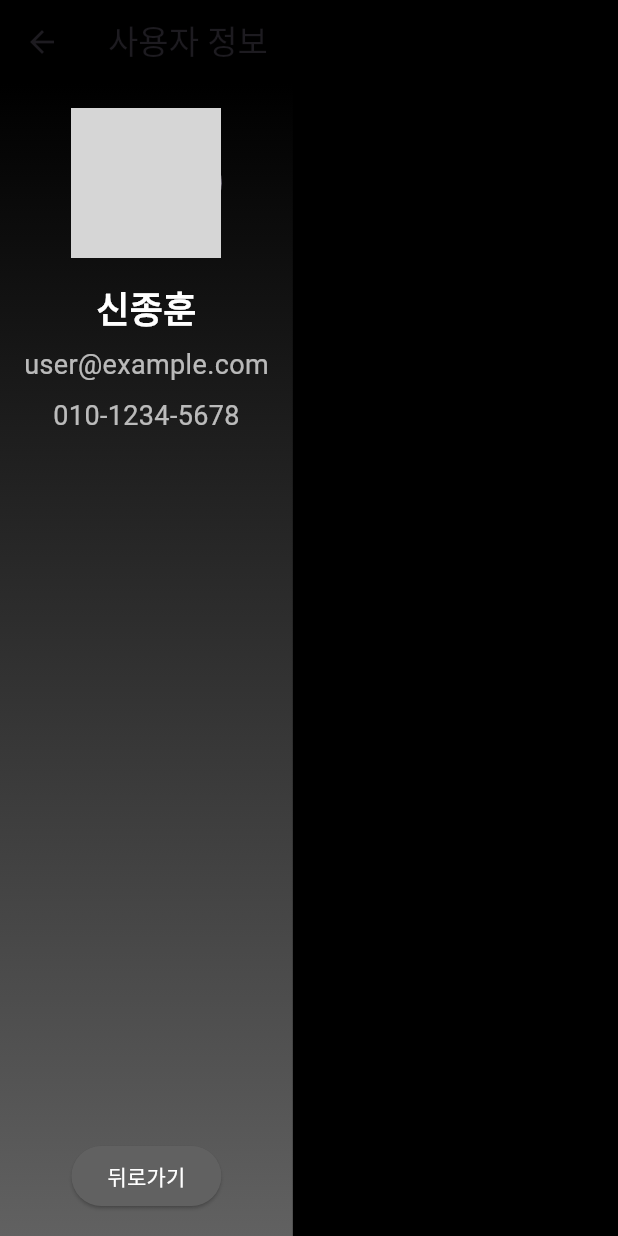
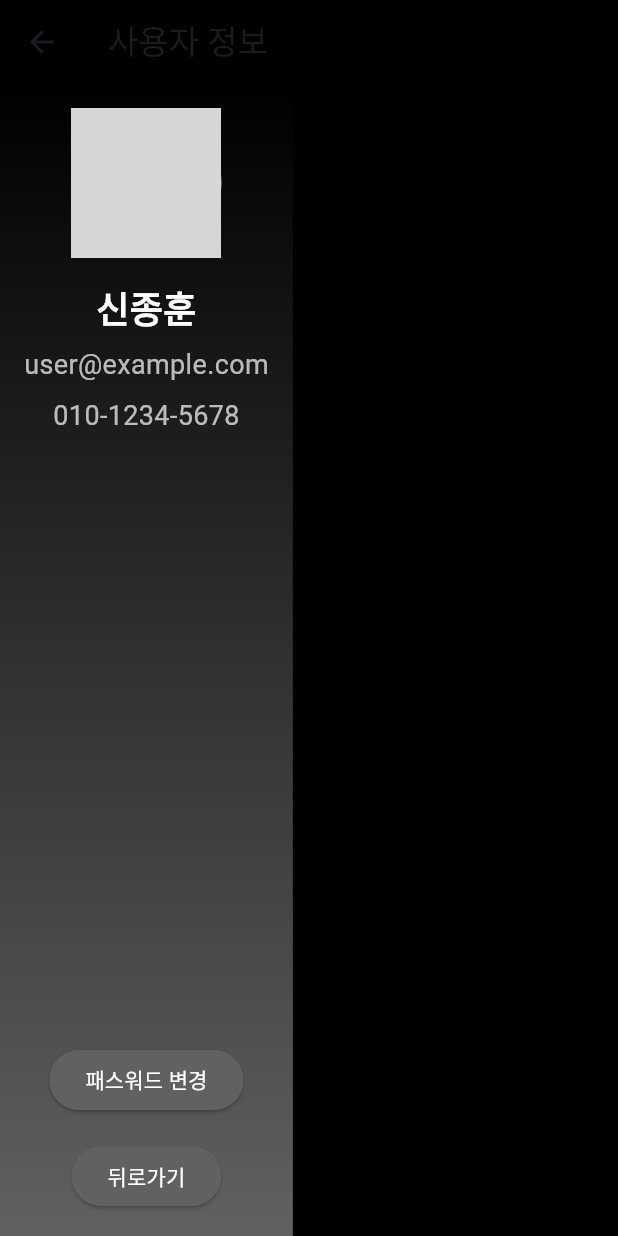
Before and after one commit to solardayz/ntb_app, a Flutter app: the UserScreen screen opened directly, on a phone screen of 412 x 824 dp. Run offline on Flutter 3.47's test engine with Material 3 defaults, Android fonts, the phone set to English and light mode, and no system bars; our stand-ins replace percent_indicator; network calls fail; grey boxes are pictures that could not be loaded.

Commit message:
Feat: Add Change Password Functionality and UI
-   Adds a new `ChangePasswordScreen` with input fields for current password, new password, and confirm password.
-   Implements form validation for password fields, including length and confirmation checks.
-   Adds a "패스워드 변경" button in `UserScreen` that navigates to `ChangePasswordScreen`.
-   Adds a "패스워드 변경" button in `ChangePasswordScreen` that triggers password change logic.
-   Updates gradient colors in both `UserScreen` and `ChangePasswordScreen` to `[Colors.black, Colors.grey.shade700]`.
- Removes unnecessary image picking logic in `UserScreen`.
-   Implements a `SnackBar` to notify the user of successful password change in `ChangePasswordScreen`.

```diff
--- a/lib/screens/user_screen.dart
+++ b/lib/screens/user_screen.dart
@@ -1,36 +1,14 @@
-import 'dart:io';
-
 import 'package:flutter/material.dart';
-import 'package:image_picker/image_picker.dart';
-import 'package:path_provider/path_provider.dart';
+import 'change_password_screen.dart';
 
 class UserScreen extends StatefulWidget {
   const UserScreen({super.key});
 
   @override
-  _UserScreenState createState() => _UserScreenState();
+  State<UserScreen> createState() => _UserScreenState();
 }
 
 class _UserScreenState extends State<UserScreen> {
-  File? _profileImage;
-  final ImagePicker _picker = ImagePicker();
-
-  Future<void> _changePhoto() async {
-    // 갤러리에서 이미지 선택
-    final XFile? image = await _picker.pickImage(source: ImageSource.gallery);
-    if (image != null) {
-      // 앱 전용 저장소 경로 가져오기
-      final Directory appDir = await getApplicationDocumentsDirectory();
-      // 파일 이름은 선택한 이미지의 이름 사용
-      final String fileName = image.name;
-      // 선택한 이미지를 앱 전용 저장소로 복사
-      final File newImage = await File(image.path).copy('${appDir.path}/$fileName');
-      setState(() {
-        _profileImage = newImage;
-      });
-    }
-  }
-
   @override
   Widget build(BuildContext context) {
     return Scaffold(
@@ -44,23 +22,17 @@ class _UserScreenState extends State<UserScreen> {
           gradient: LinearGradient(
             begin: Alignment.topCenter,
             end: Alignment.bottomCenter,
-            colors: [Colors.black, Colors.grey[700]!],
+            colors: [Colors.black, Colors.grey.shade700],
           ),
         ),
         child: Padding(
           padding: const EdgeInsets.all(16.0),
           child: Column(
             children: [
-              // 프로필 사진: 탭하면 사진 변경
-              GestureDetector(
-                onTap: _changePhoto,
-                child: CircleAvatar(
-                  radius: 50,
-                  backgroundImage: _profileImage != null
-                      ? FileImage(_profileImage!)
-                      : const NetworkImage(
-                    'https://pimg.mk.co.kr/meet/neds/2014/10/image_readtop_2014_1274942_14123176891560616.jpg',
-                  ) as ImageProvider,
+              const CircleAvatar(
+                radius: 50,
+                backgroundImage: NetworkImage(
+                  'https://pimg.mk.co.kr/meet/neds/2014/10/image_readtop_2014_1274942_14123176891560616.jpg',
                 ),
               ),
               const SizedBox(height: 16),
@@ -85,10 +57,29 @@ class _UserScreenState extends State<UserScreen> {
               const Spacer(),
               ElevatedButton(
                 onPressed: () {
+                  // 패스워드 변경 화면으로 이동
+                  Navigator.push(
+                    context,
+                    MaterialPageRoute(
+                      builder: (context) => const ChangePasswordScreen(),
+                    ),
+                  );
+                },
+                style: ElevatedButton.styleFrom(
+                  backgroundColor: Colors.grey.shade700,
+                ),
+                child: const Text(
+                  "패스워드 변경",
+                  style: TextStyle(color: Colors.white),
+                ),
+              ),
+              const SizedBox(height: 16),
+              ElevatedButton(
+                onPressed: () {
                   Navigator.pop(context);
                 },
                 style: ElevatedButton.styleFrom(
-                  backgroundColor: Colors.grey[700],
+                  backgroundColor: Colors.grey.shade700,
                 ),
                 child: const Text(
                   "뒤로가기",
```
Also changed, not shown: lib/screens/change_password_screen.dart (added, +145 -0 lines).
